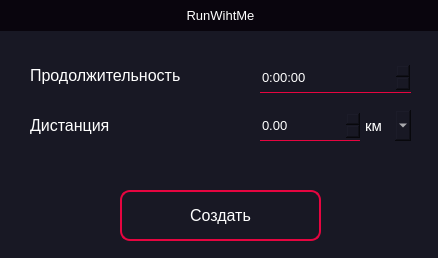
Old version of the form Program/new_design/new_record.ui in the repository Daniil-Solo/Training-tracker.
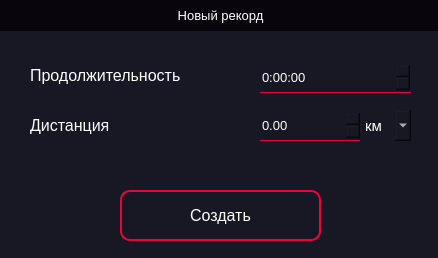
New version of the form. Icons and pictures are not drawn.

Diff of the .ui file:
```diff
--- a/Program/new_design/new_record.ui
+++ b/Program/new_design/new_record.ui
@@ -55,7 +55,7 @@
       </font>
      </property>
      <property name="text">
-      <string>RunWihtMe</string>
+      <string>Новый рекорд</string>
      </property>
      <property name="alignment">
       <set>Qt::AlignCenter</set>
```
